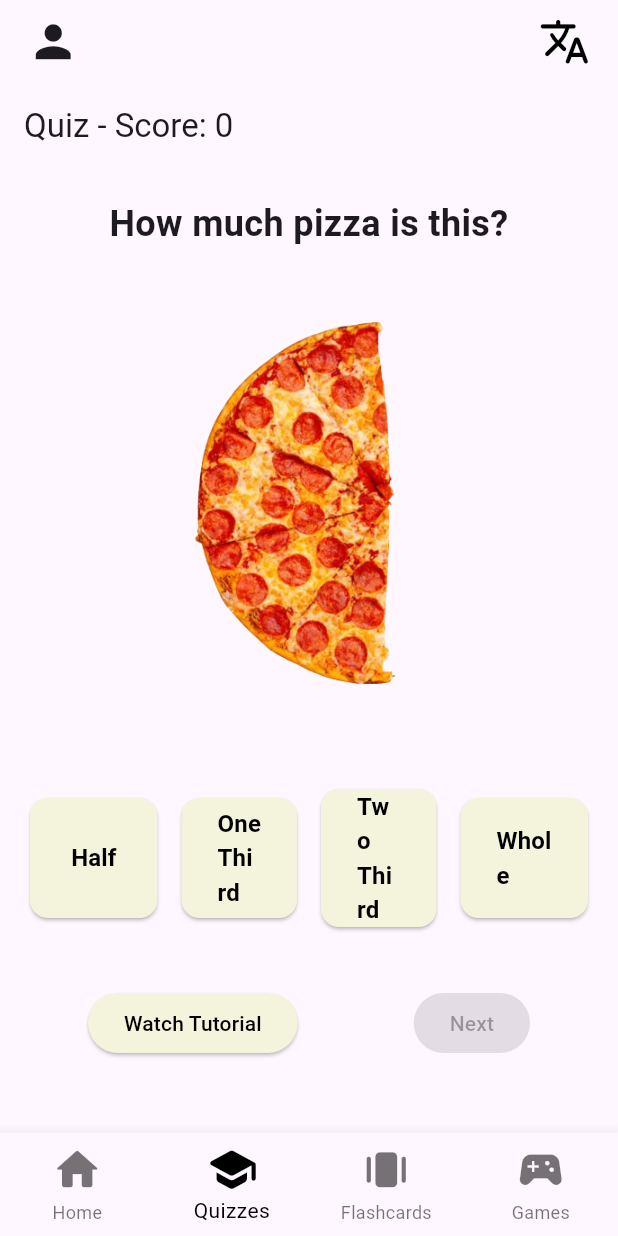
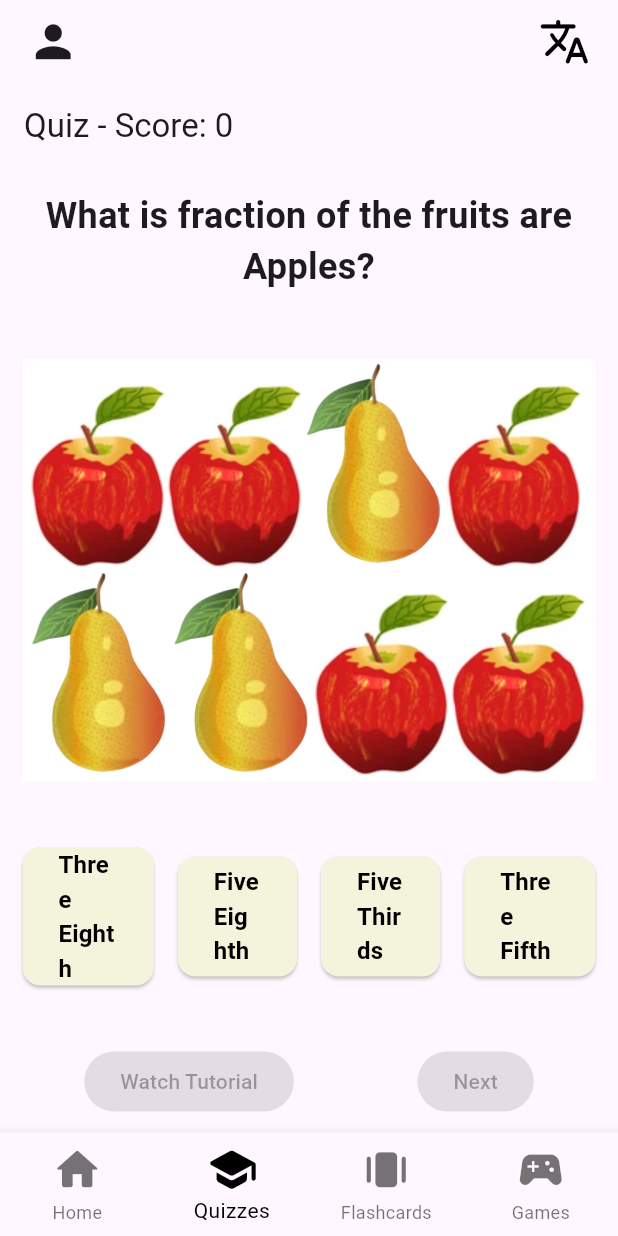
Before and after one commit to FIH-Fractions/bilingual_fractions_flutter_app, a Flutter app: the screen it shows after launch, item 2 of the bottom bar chosen, on a phone screen of 412 x 824 dp. Run offline on Flutter 3.47's test engine with Material 3 defaults, Android fonts, the phone set to English and light mode, and no system bars; our stand-ins replace flip_card, flutter_tts, table_calendar.

Commit message:
updated quiz questions and game fix

```diff
--- a/lib/games/fruits_basket_game.dart
+++ b/lib/games/fruits_basket_game.dart
@@ -31,7 +31,7 @@ class _FruitsBasketGameState extends State<FruitsBasketGame> {
   ];
   // A list to keep track of the fruits in the basket
   List<String> fruitsInBasket = [];
-  List<int> gridPattern = [2, 3, 2];
+  List<int> gridPattern = [1, 3, 1];
   int score = 0;
 
   void isFruitInBasket(Fruit fruit) {
@@ -89,11 +89,24 @@ class _FruitsBasketGameState extends State<FruitsBasketGame> {
   }
 
   void onSubmit() {
-  setState(() {
-    score+=10;
-    showTemporaryPopup('Your Answer is Correct! +10 points');
-  });
+    setState(() {
+      // Calculate the number of each fruit type in the basket
+      int apples = fruits.where((fruit) => fruit.inBasket && fruit.type == 'apple').length;
+      int grapes = fruits.where((fruit) => fruit.inBasket && fruit.type == 'grapes').length;
+      int bananas = fruits.where((fruit) => fruit.inBasket && fruit.type == 'banana').length;
+      int limes = fruits.where((fruit) => fruit.inBasket && fruit.type == 'lime').length;
+
+      // Check if the quantities match the required numbers
+      if (apples == 1 && grapes == 2 && bananas == 1 && limes == 1) {
+        score += 10;
+        showTemporaryPopup('Your Answer is Correct! +10 points');
+      } else {
+        score -= 5; // Deduct 5 points if the combination is not correct
+        showTemporaryPopup('Incorrect! -5 points. Try again.');
+      }
+    });
   }
+
 
   @override
   Widget build(BuildContext context) {
@@ -104,7 +117,7 @@ class _FruitsBasketGameState extends State<FruitsBasketGame> {
     double basketTop = 75;
     return Scaffold(
       appBar: AppBar(
-        title: Text('Fill The Basket'),
+        title: const Text('Lets create a balanced fruit basket using fractions! Add n number of fruits including:', style: TextStyle(fontSize: 20),),
       ),
       body: Column(
         mainAxisAlignment: MainAxisAlignment.spaceEvenly,
@@ -112,7 +125,7 @@ class _FruitsBasketGameState extends State<FruitsBasketGame> {
           const Padding(
             padding: EdgeInsets.all(16.0),
             child: Text(
-              'with One Seventh Apples, Two Seventh Grapes, Three Seventh Banana, One Seventh Lime',
+              'one-nth Apples, two-nth Grapes, one-nth Bananas, one-nth Lime. Can you match each fruit to its fraction? Lets see!',
               textAlign: TextAlign.center,
               style: TextStyle(fontSize: 20),
             ),
--- a/lib/games/matching_game.dart
+++ b/lib/games/matching_game.dart
@@ -165,10 +165,6 @@ class _MatchingGameState extends State<MatchingGame> {
                   IconButton(
                     icon: const Icon(Icons.arrow_forward_rounded, size: 35,),
                     onPressed: () {
-                      Navigator.push(
-                        context,
-                        MaterialPageRoute(builder: (context) => EatingFruitsGame()),
-                      );
                     },),
                 ],
               ),
--- a/lib/profile/progress.dart
+++ b/lib/profile/progress.dart
@@ -60,8 +60,8 @@ class _progressState extends State<progress> {
                   ),
                   Center(
                     child: Container(
-                      height: 500, // Set the height of the grid
-                      width: 500, // Set the width of the grid
+                      height: 600, // Set the height of the grid
+                      width: 600, // Set the width of the grid
                       child: GridView.builder(
                         gridDelegate: const SliverGridDelegateWithFixedCrossAxisCount(
                           crossAxisCount: 3, // Number of columns
--- a/lib/quiz/questions_data.dart
+++ b/lib/quiz/questions_data.dart
@@ -3,6 +3,21 @@ import 'quiz_question.dart';
 
 // questions_data.dart
 final List<QuizQuestion> questions = [
+  QuizQuestion(
+    question: "What is fraction of the fruits are Apples?",
+    imagePath: "assets/quiz/fruits1.png",
+    answers: ["Three Eighth", "Five Eighth", "Five Thirds", "Three Fifth"],
+    correctAnswerIndex: 1,
+  ),
+
+  QuizQuestion(
+    question: "What is the ratio of Pink flowers to Orange flowers??",
+    imagePath: "assets/quiz/flowers.png",
+    answers: ["Three to Four", "Four to Seven", "None", "Four to Three"],
+    correctAnswerIndex: 3,
+    youtubeLink: "https://www.youtube.com/watch?v=EWLLHgTq1Ag",
+  ),
+
   QuizQuestion(
     question: "How much pizza is this?",
     imagePath: "assets/quiz/Half-pizza.png",
@@ -10,19 +25,4 @@ final List<QuizQuestion> questions = [
     correctAnswerIndex: 0, // Assuming "Half" is the correct answer
     youtubeLink: "https://www.youtube.com/watch?v=p33BYf1NDAE",
   ),
-
-  QuizQuestion(
-    question: "How much cake has been eaten?",
-    imagePath: "assets/quiz/three_fourth_cake.png",
-    answers: ["Three Fourth", "One Fourth", "Half", "None"],
-    correctAnswerIndex: 1,
-  ),
-
-  QuizQuestion(
-    question: "How much Lemon is this?",
-    imagePath: "assets/quiz/one_third_lemon.png",
-    answers: ["Three Fourth", "One Fourth", "Two Thirds", "One Third"],
-    correctAnswerIndex: 3,
-  ),
-  // More questions...
 ];
--- a/lib/quiz/quiz.dart
+++ b/lib/quiz/quiz.dart
@@ -89,7 +89,7 @@ class _QuizPageState extends State<QuizPage> {
       ),
       body: SingleChildScrollView(
         child: Padding(
-          padding: const EdgeInsets.all(20.0),
+          padding: const EdgeInsets.all(15.0),
           child: Column(
             children: <Widget>[
               Text(
@@ -97,14 +97,14 @@ class _QuizPageState extends State<QuizPage> {
                 style: TextStyle(fontSize: 24.0, fontWeight: FontWeight.bold),
                 textAlign: TextAlign.center,
               ),
-              SizedBox(height: 20.0),
+              SizedBox(height: 15.0),
               Image.asset(
                 currentQuestion.imagePath,
-                width: 300,
-                height: 300,
-                fit: BoxFit.cover,
+                width: 500,
+                height: 340,
+                fit: BoxFit.contain,
               ),
-              SizedBox(height: 40.0), // Space above the answer row
+              SizedBox(height: 15.0), // Space above the answer row
               Row(
                 mainAxisAlignment: MainAxisAlignment.spaceEvenly,
                 children: currentQuestion.answers.asMap().entries.map((entry) {
```
Also changed, not shown: assets/quiz/flowers.png (added), assets/quiz/fruits1.png (added), 41 other files.
